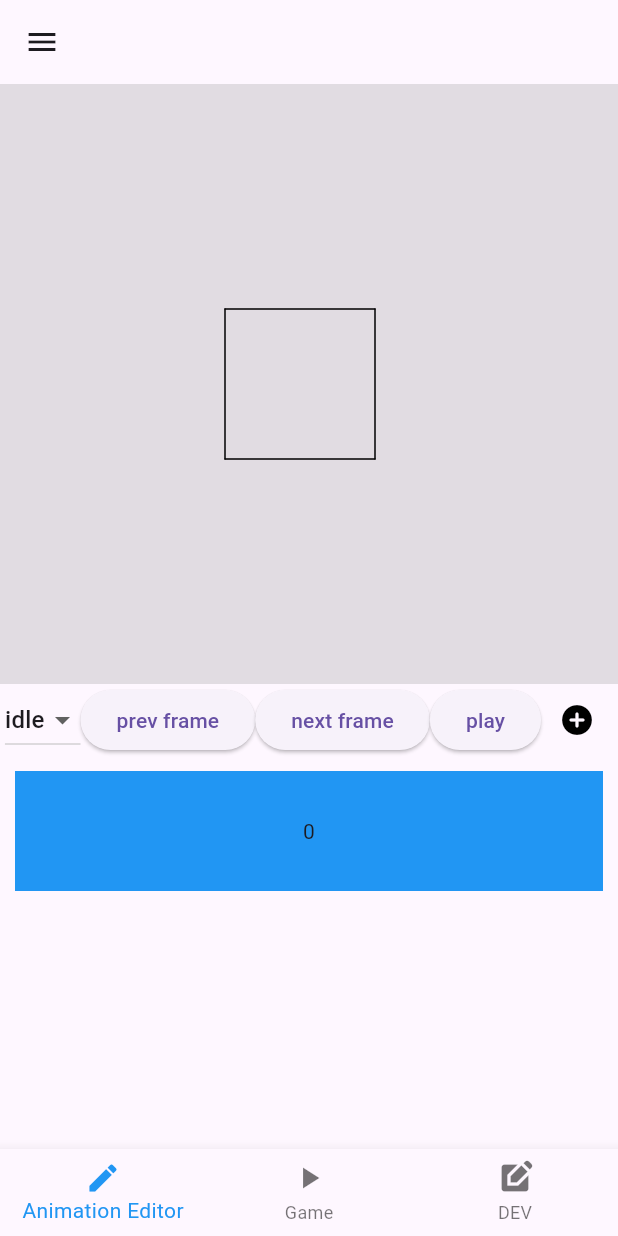
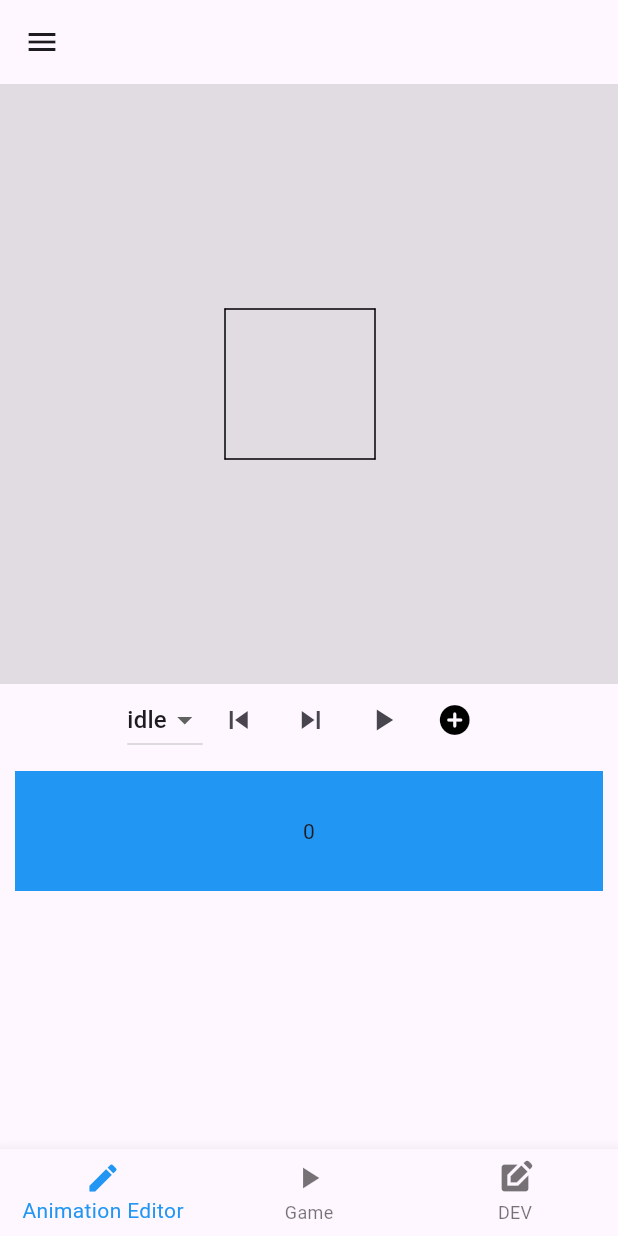
Before and after one commit to Abdallah-Ehab/project_Alpha, a Flutter app: the screen it shows after launch, on a phone screen of 412 x 824 dp. Run offline on Flutter 3.47's test engine with Material 3 defaults, Android fonts, the phone set to English and light mode, and no system bars; our stand-ins replace flutter_colorpicker, google_fonts.

Commit message:
changed some icons

```diff
--- a/lib/widgets/animationWidgets/time_line_widget.dart
+++ b/lib/widgets/animationWidgets/time_line_widget.dart
@@ -62,15 +62,15 @@ class _TimeLineWidgetState extends State<TimeLineWidget> {
               mainAxisAlignment: MainAxisAlignment.center,
               children: [
                 const AnimationTracksDropDownMenu(),
-                ElevatedButton(
+                IconButton(
                   onPressed: () {
                     if (framesProvider.activeFrameIndex > 0) {
                       framesProvider.activeFrameIndex--;
                     }
                   },
-                  child: const Text("prev frame"),
+                  icon: const Icon(Icons.skip_previous),
                 ),
-                ElevatedButton(
+                IconButton(
                   onPressed: () {
                     if (framesProvider.activeFrameIndex <
                         gameObjectProvider
@@ -78,9 +78,9 @@ class _TimeLineWidgetState extends State<TimeLineWidget> {
                       framesProvider.activeFrameIndex++;
                     }
                   },
-                  child: const Text("next frame"),
+                  icon: const Icon(Icons.skip_next),
                 ),
-                ElevatedButton(
+                IconButton(
                   onPressed: () {
                     animationControllerProvider.isPlaying = !animationControllerProvider.isPlaying;
                     AnimationTrack animationTrack =
@@ -88,7 +88,7 @@ class _TimeLineWidgetState extends State<TimeLineWidget> {
 
                     playAnimation(context, animationTrack);
                   },
-                  child: const Text("play"),
+                  icon: const Icon(Icons.play_arrow),
                 ),
                 IconButton(onPressed: (){
                   showDialog(context: context, builder: (context){
--- a/lib/widgets/blockWidgets/block_factory.dart
+++ b/lib/widgets/blockWidgets/block_factory.dart
@@ -30,7 +30,7 @@ class GenericBlockWidget extends StatelessWidget {
             painter: BlockPainter(color: blockModel.color, widthFactor:1.0,heightFactor: 1.0),
           ),
           const Material(
-              color: Colors.transparent, child: Text("generic block")
+              color: Colors.transparent, child: Text("start block")
               ),
         ],
       );
```
